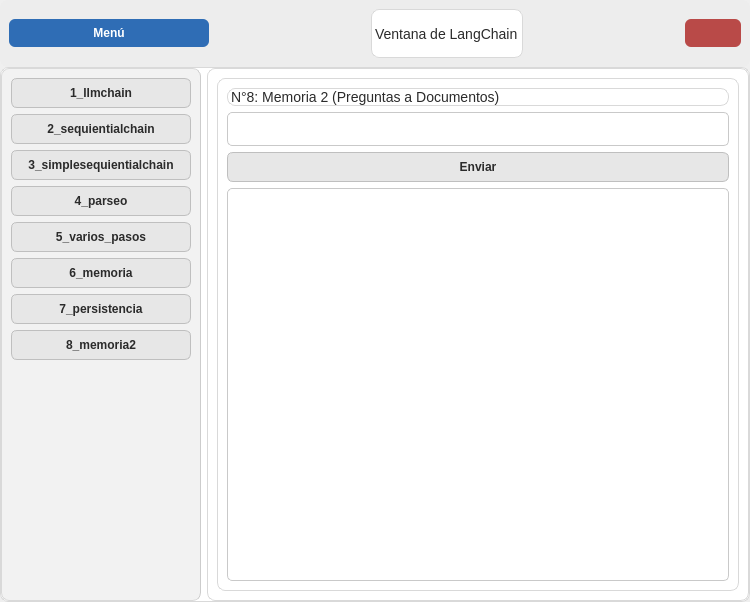
Qt form interfaces/ventana_modelos_LangChain.ui (EnzoFereira-UDL/examenia2) before a commit.
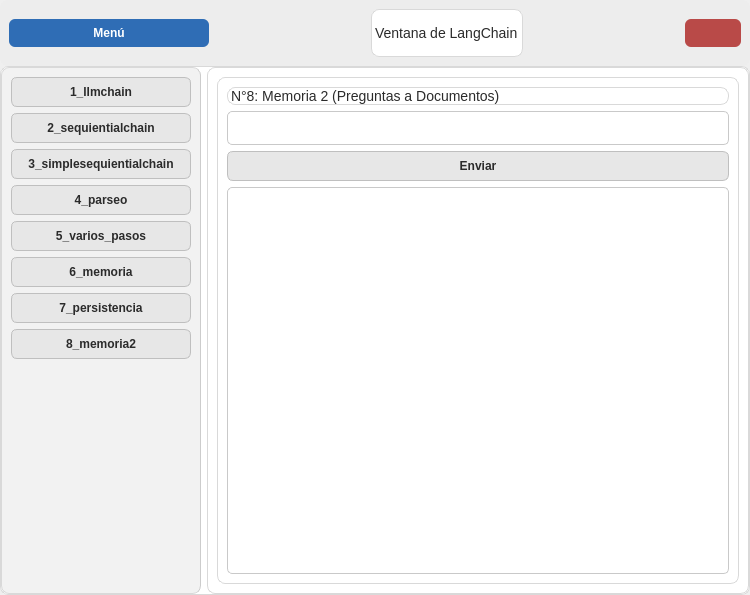
The same form after that commit. Icons and pictures are not drawn.

Patch:
```diff
--- a/interfaces/ventana_modelos_LangChain.ui
+++ b/interfaces/ventana_modelos_LangChain.ui
@@ -7,7 +7,7 @@
     <x>0</x>
     <y>0</y>
     <width>750</width>
-    <height>602</height>
+    <height>595</height>
    </rect>
   </property>
   <property name="windowTitle">
```
